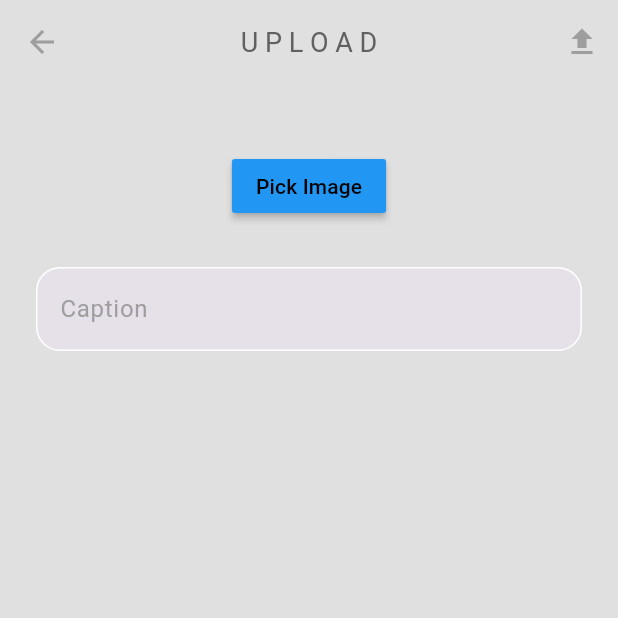
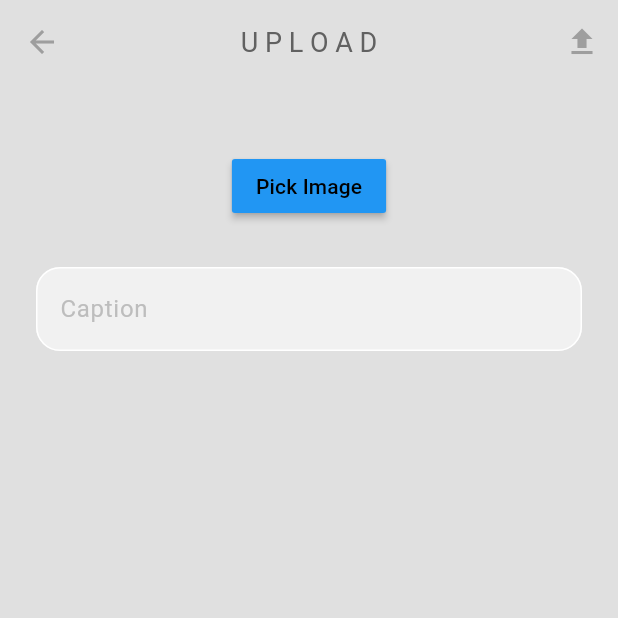
Before and after one commit to Ehsan2009/social-media, a Flutter app: the screen it shows once a user with an empty profile is signed in, after a tap on the "add" icon, on a phone screen of 412 x 824 dp, the top half of it. Run offline on Flutter 3.47's test engine with Material 3 defaults, Android fonts, the phone set to English and light mode, and no system bars; our stand-ins replace cloud_firestore, connectivity_plus, firebase_auth, firebase_core, go_router, google_fonts and 4 more; accounts and stored records are empty; network calls fail.

Commit message:
fixed some bugs

```diff
--- a/lib/components/custom_text_field.dart
+++ b/lib/components/custom_text_field.dart
@@ -27,7 +27,7 @@ class CustomTextField extends StatelessWidget {
       obscureText: obscureText ?? false,
       decoration: InputDecoration(
         hintText: hintText,
-        hintStyle: TextStyle(color: Colors.grey[500]),
+        hintStyle: TextStyle(color: Colors.grey.shade400),
         fillColor: Colors.white54,
         filled: true,
         floatingLabelBehavior: FloatingLabelBehavior.never,
--- a/lib/models/app_user.dart
+++ b/lib/models/app_user.dart
@@ -5,7 +5,6 @@ class AppUser {
   final String name;
   final String email;
   final String profileUrl;
-  final int postsCount;
   final int followersCount;
   final int followingCount;
   final List<Post> posts;
@@ -15,7 +14,6 @@ class AppUser {
     required this.name,
     required this.email,
     required this.profileUrl,
-    required this.postsCount,
     required this.followersCount,
     required this.followingCount,
     required this.posts,
@@ -44,7 +42,6 @@ class AppUser {
       name: map['name'] as String,
       email: map['email'] as String,
       profileUrl: map['profileUrl'] as String,
-      postsCount: map['postsCount'] as int,
       followersCount: map['followersCount'] as int,
       followingCount: map['followingCount'] as int,
       posts: fetchedPosts,
--- a/lib/screens/home_screen.dart
+++ b/lib/screens/home_screen.dart
@@ -145,7 +145,7 @@ class _HomeScreenState extends State<HomeScreen> {
       body: StreamBuilder(
         stream: FirebaseFirestore.instance.collection('posts').snapshots(),
         builder: (context, snapshot) {
-          if (snapshot.connectionState == ConnectionState.done) {
+          if (snapshot.connectionState == ConnectionState.active) {
             if (!snapshot.hasData) {
               return const Center(
                 child: Text(
@@ -153,8 +153,7 @@ class _HomeScreenState extends State<HomeScreen> {
                   style: TextStyle(color: Colors.black),
                 ),
               );
-            }
-
+            } else {
               final posts = snapshot.data!.docs
                   .map((doc) => Post.fromMap(doc.data()))
                   .toList();
@@ -168,10 +167,7 @@ class _HomeScreenState extends State<HomeScreen> {
                 },
               );
             }
-
-          if (snapshot.connectionState == ConnectionState.waiting ||
-              snapshot.hasError ||
-              !heckConnectivity()) {
+          }
           return Shimmer.fromColors(
             baseColor: Colors.grey.shade400,
             highlightColor: const Color.fromRGBO(255, 255, 255, 1),
@@ -182,10 +178,6 @@ class _HomeScreenState extends State<HomeScreen> {
               },
             ),
           );
-          }
-          return const Center(
-            child: CircularProgressIndicator(),
-          );
         },
       ),
     );
--- a/lib/screens/upload_post_screen.dart
+++ b/lib/screens/upload_post_screen.dart
@@ -2,6 +2,7 @@ import 'dart:io';
 import 'package:flutter/material.dart';
 import 'package:google_fonts/google_fonts.dart';
 import 'package:image_picker/image_picker.dart';
+import 'package:social_media/components/custom_text_field.dart';
 import 'package:social_media/models/post.dart';
 import 'package:social_media/services/post_services.dart';
 import 'package:social_media/services/user_services.dart';
@@ -85,7 +86,9 @@ class _UploadPostScreenState extends State<UploadPostScreen> {
             alignment: Alignment.centerRight,
             child: IconButton(
               onPressed: uploadPost,
-              icon: isUploading ? const CircularProgressIndicator(color: Colors.blueAccent) : const Icon(Icons.upload),
+              icon: isUploading
+                  ? const CircularProgressIndicator(color: Colors.blueAccent)
+                  : const Icon(Icons.upload),
             ),
           ),
         ],
@@ -115,27 +118,9 @@ class _UploadPostScreenState extends State<UploadPostScreen> {
                 const SizedBox(height: 30),
 
                 // caption TextFormField
-                TextField(
+                CustomTextField(
                   controller: captionController,
-                  style: const TextStyle(color: Colors.black),
-                  decoration: InputDecoration(
-                    hintText: 'Caption',
-                    hintStyle: TextStyle(color: Colors.grey[500]),
-                    filled: true,
-                    floatingLabelBehavior: FloatingLabelBehavior.never,
-                    focusedBorder: OutlineInputBorder(
-                      borderRadius: BorderRadius.circular(16),
-                      borderSide: const BorderSide(
-                        color: Colors.white,
-                      ),
-                    ),
-                    enabledBorder: OutlineInputBorder(
-                      borderRadius: BorderRadius.circular(16),
-                      borderSide: const BorderSide(
-                        color: Colors.white,
-                      ),
-                    ),
-                  ),
+                  hintText: 'Caption',
                 ),
               ],
             ),
```
Also changed, not shown: lib/screens/comments_screen.dart (+16 -4 lines), lib/screens/profile_screen.dart (+36 -17 lines). Lines whose indentation alone changed are shown as unchanged.
